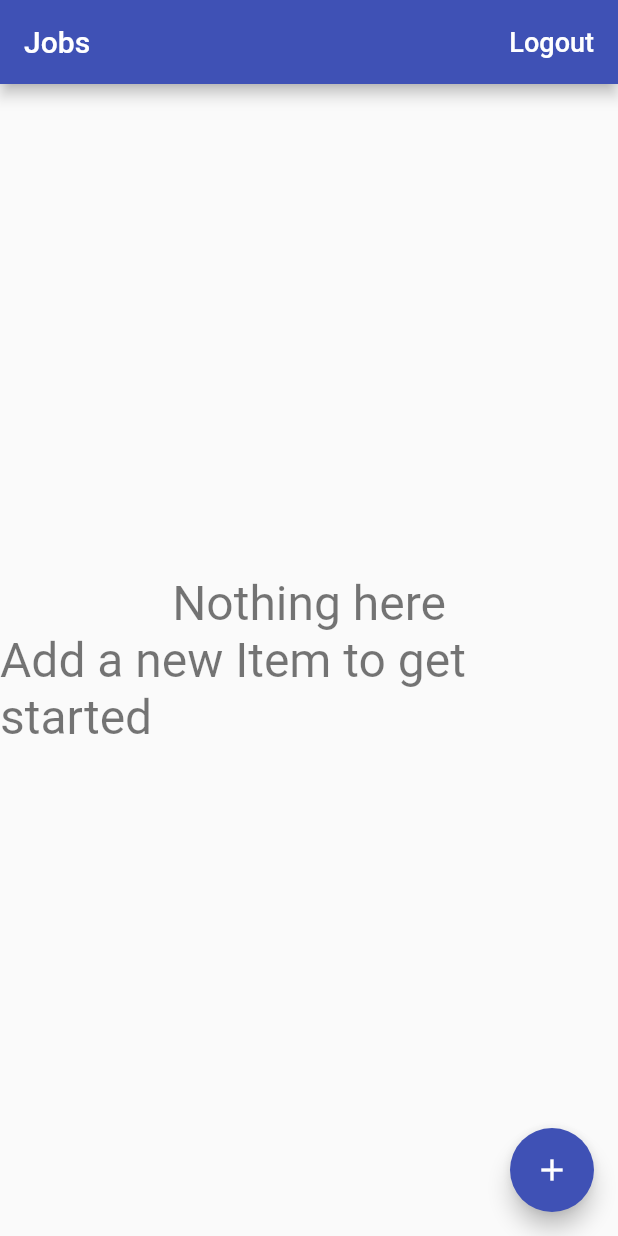
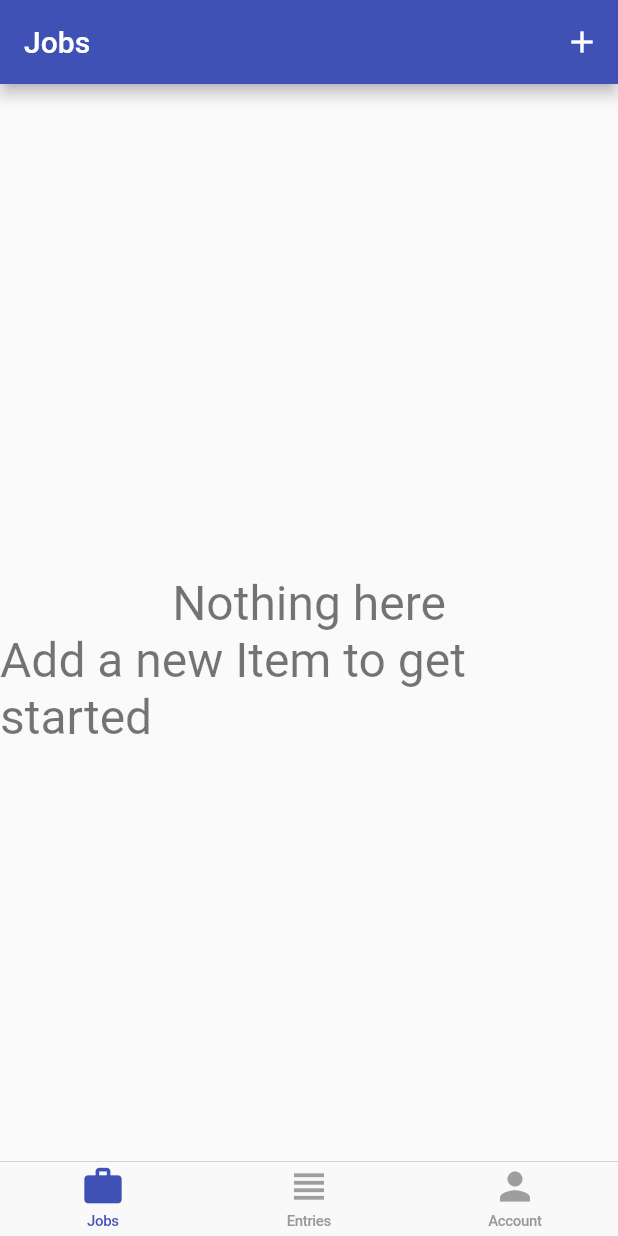
Before and after one commit to BenedictKartheuser/FlutterCourseTimeTracker, a Flutter app: the screen it shows once a user with an empty profile is signed in, on a phone screen of 412 x 824 dp. Run offline on Flutter 3.47's test engine with Material 2 defaults, Android fonts, the phone set to English and light mode, and no system bars; our stand-ins replace cloud_firestore, firebase_auth, google_sign_in; accounts and stored records are empty.

Commit message:
added bottom navigation bar added accounts page

```diff
--- /dev/null
+++ b/lib/app/home/cupertino_home_scaffold.dart
@@ -0,0 +1,53 @@
+import 'package:flutter/cupertino.dart';
+import 'package:flutter/material.dart';
+import 'package:timetrackerfluttercourse/app/home/tab_item.dart';
+
+class CupertinoHomeScaffold extends StatelessWidget {
+  const CupertinoHomeScaffold({
+    Key key,
+    @required this.currentTab,
+    @required this.onSelectTab,
+    @required this.widgetBuilders,
+    @required this.navigatorKeys,
+  }) : super(key: key);
+  final TabItem currentTab;
+  final ValueChanged<TabItem> onSelectTab;
+  final Map<TabItem, WidgetBuilder> widgetBuilders;
+  final Map<TabItem, GlobalKey<NavigatorState>> navigatorKeys;
+
+  @override
+  Widget build(BuildContext context) {
+    return CupertinoTabScaffold(
+      tabBar: CupertinoTabBar(
+        items: [
+          _buildItem(TabItem.jobs),
+          _buildItem(TabItem.entries),
+          _buildItem(TabItem.account),
+        ],
+        onTap: (index) => onSelectTab(TabItem.values[index]),
+      ),
+      tabBuilder: (context, index) {
+        final item = TabItem.values[index];
+        return CupertinoTabView(
+          navigatorKey: navigatorKeys[item],
+          builder: (context) => widgetBuilders[item](context),
+        );
+      },
+    );
+  }
+
+  BottomNavigationBarItem _buildItem(TabItem tabItem) {
+    final itemData = TabItemData.allTabs[tabItem];
+    final color = currentTab == tabItem ? Colors.indigo : Colors.grey;
+    return BottomNavigationBarItem(
+      icon: Icon(
+        itemData.icon,
+        color: color,
+      ),
+      title: Text(
+        itemData.title,
+        style: TextStyle(color: color),
+      ),
+    );
+  }
+}
--- /dev/null
+++ b/lib/app/home/home_page.dart
@@ -0,0 +1,52 @@
+import 'package:flutter/material.dart';
+import 'package:timetrackerfluttercourse/app/home/account/account_page.dart';
+import 'package:timetrackerfluttercourse/app/home/cupertino_home_scaffold.dart';
+import 'package:timetrackerfluttercourse/app/home/tab_item.dart';
+
+import 'jobs/jobs_page.dart';
+
+class HomePage extends StatefulWidget {
+  @override
+  _HomePageState createState() => _HomePageState();
+}
+
+class _HomePageState extends State<HomePage> {
+  TabItem _currentTab = TabItem.jobs;
+
+  final Map<TabItem, GlobalKey<NavigatorState>> navigatorKeys = {
+    TabItem.jobs: GlobalKey<NavigatorState>(),
+    TabItem.entries: GlobalKey<NavigatorState>(),
+    TabItem.account: GlobalKey<NavigatorState>(),
+  };
+
+  Map<TabItem, WidgetBuilder> get widgetBuilders {
+    return {
+      TabItem.jobs: (_) => JobsPage(),
+      TabItem.entries: (_) => Container(),
+      TabItem.account: (_) => AccountPage(),
+    };
+  }
+
+  _select(TabItem tabItem) {
+    if (tabItem == _currentTab) {
+      //pop to first route
+      navigatorKeys[tabItem].currentState.popUntil((route) => route.isFirst);
+    } else {
+      setState(() => _currentTab = tabItem);
+    }
+  }
+
+  @override
+  Widget build(BuildContext context) {
+    return WillPopScope(
+      onWillPop: () async =>
+          !await navigatorKeys[_currentTab].currentState.maybePop(),
+      child: CupertinoHomeScaffold(
+        currentTab: _currentTab,
+        onSelectTab: _select,
+        widgetBuilders: widgetBuilders,
+        navigatorKeys: navigatorKeys,
+      ),
+    );
+  }
+}
--- a/lib/app/home/job_entries/entry_page.dart
+++ b/lib/app/home/job_entries/entry_page.dart
@@ -1,7 +1,7 @@
 import 'package:flutter/cupertino.dart';
 import 'package:flutter/material.dart';
 import 'package:flutter/services.dart';
-import 'package:timetrackerfluttercourse/app/home/job_entries/date_time_picker.dart';
+import 'package:timetrackerfluttercourse/common_widgets/date_time_picker.dart';
 import 'package:timetrackerfluttercourse/app/home/job_entries/format.dart';
 import 'package:timetrackerfluttercourse/app/home/models/entry.dart';
 import 'package:timetrackerfluttercourse/app/home/models/job.dart';
@@ -15,7 +15,7 @@ class EntryPage extends StatefulWidget {
   final Database database;
 
   static Future<void> show({BuildContext context, Database database, Job job, Entry entry}) async {
-    await Navigator.of(context).push(
+    await Navigator.of(context, rootNavigator: true).push(
       MaterialPageRoute(
         builder: (context) =>
             EntryPage(database: database, job: job, entry: entry),
--- a/lib/app/home/jobs/edit_job_page.dart
+++ b/lib/app/home/jobs/edit_job_page.dart
@@ -16,7 +16,7 @@ class EditJobPage extends StatefulWidget {
     Database database,
     Job job,
   }) async {
-    await Navigator.of(context).push(
+    await Navigator.of(context, rootNavigator: true).push(
       MaterialPageRoute(
         builder: (context) => EditJobPage(
           database: database,
--- a/lib/app/home/jobs/jobs_page.dart
+++ b/lib/app/home/jobs/jobs_page.dart
@@ -12,26 +12,6 @@ import 'package:timetrackerfluttercourse/services/auth.dart';
 import 'package:timetrackerfluttercourse/services/database.dart';
 
 class JobsPage extends StatelessWidget {
-  Future<void> _signOut(BuildContext context) async {
-    try {
-      final auth = Provider.of<AuthBase>(context);
-      await auth.signOut();
-    } catch (e) {
-      print(e.toString());
-    }
-  }
-
-  Future<void> _confirmSignOut(BuildContext context) async {
-    final didRequestSignOut = await PlatformAlertDialog(
-      title: 'Logout',
-      content: 'Are you sure that you want to logout?',
-      cancelActionText: 'Cancel',
-      defaultActionText: 'Logout',
-    ).show(context);
-    if (didRequestSignOut == true) {
-      _signOut(context);
-    }
-  }
 
   Future<void> _delete(BuildContext context, Job job) async {
     try {
@@ -51,26 +31,16 @@ class JobsPage extends StatelessWidget {
       appBar: AppBar(
         title: Text('Jobs'),
         actions: <Widget>[
-          FlatButton(
-            child: Text(
-              'Logout',
-              style: TextStyle(
-                fontSize: 18.0,
-                color: Colors.white,
-              ),
+          IconButton(
+            icon: Icon(Icons.add, color: Colors.white,),
+            onPressed: () => EditJobPage.show(
+              context,
+              database: Provider.of<Database>(context),
             ),
-            onPressed: () => _confirmSignOut(context),
           ),
         ],
       ),
       body: _buildContents(context),
-      floatingActionButton: FloatingActionButton(
-        child: Icon(Icons.add),
-        onPressed: () => EditJobPage.show(
-          context,
-          database: Provider.of<Database>(context),
-        ),
-      ),
     );
   }
 
--- /dev/null
+++ b/lib/app/home/tab_item.dart
@@ -0,0 +1,16 @@
+import 'package:flutter/cupertino.dart';
+import 'package:flutter/material.dart';
+
+enum TabItem { jobs, entries, account }
+
+class TabItemData {
+  const TabItemData({@required this.title, @required this.icon});
+  final String title;
+  final IconData icon;
+
+  static const Map<TabItem, TabItemData> allTabs = {
+    TabItem.jobs: TabItemData(title: 'Jobs', icon: Icons.work),
+    TabItem.entries: TabItemData(title: 'Entries', icon: Icons.view_headline),
+    TabItem.account: TabItemData(title: 'Account', icon: Icons.person),
+  };
+}
--- a/lib/app/landing_page.dart
+++ b/lib/app/landing_page.dart
@@ -1,6 +1,6 @@
 import 'package:flutter/material.dart';
 import 'package:provider/provider.dart';
-import 'package:timetrackerfluttercourse/app/home/jobs/jobs_page.dart';
+import 'package:timetrackerfluttercourse/app/home/home_page.dart';
 import 'package:timetrackerfluttercourse/app/sign_in/sign_in_page.dart';
 import 'package:timetrackerfluttercourse/services/auth.dart';
 import 'package:timetrackerfluttercourse/services/database.dart';
@@ -20,7 +20,7 @@ class LandingPage extends StatelessWidget {
           }
           return Provider<Database>(
               create: (_) => FirestoreDatabase(uid: user.uid),
-              child: JobsPage());
+              child: HomePage());
         } else {
           return Scaffold(
             body: Center(
--- a/lib/app/home/job_entries/date_time_picker.dart
+++ b/lib/common_widgets/date_time_picker.dart
@@ -2,7 +2,7 @@ import 'dart:async';
 
 import 'package:flutter/material.dart';
 import 'package:timetrackerfluttercourse/app/home/job_entries/format.dart';
-import 'package:timetrackerfluttercourse/app/home/job_entries/input_dropdown.dart';
+import 'package:timetrackerfluttercourse/common_widgets/input_dropdown.dart';
 
 class DateTimePicker extends StatelessWidget {
   const DateTimePicker({
```
Also changed, not shown: lib/app/home/account/account_page.dart (added, +48 -0 lines), lib/app/home/job_entries/job_entries_page.dart (+15 -12 lines), lib/services/database.dart (+14 -3 lines), lib/common_widgets/input_dropdown.dart (renamed from lib/app/home/job_entries/input_dropdown.dart).
